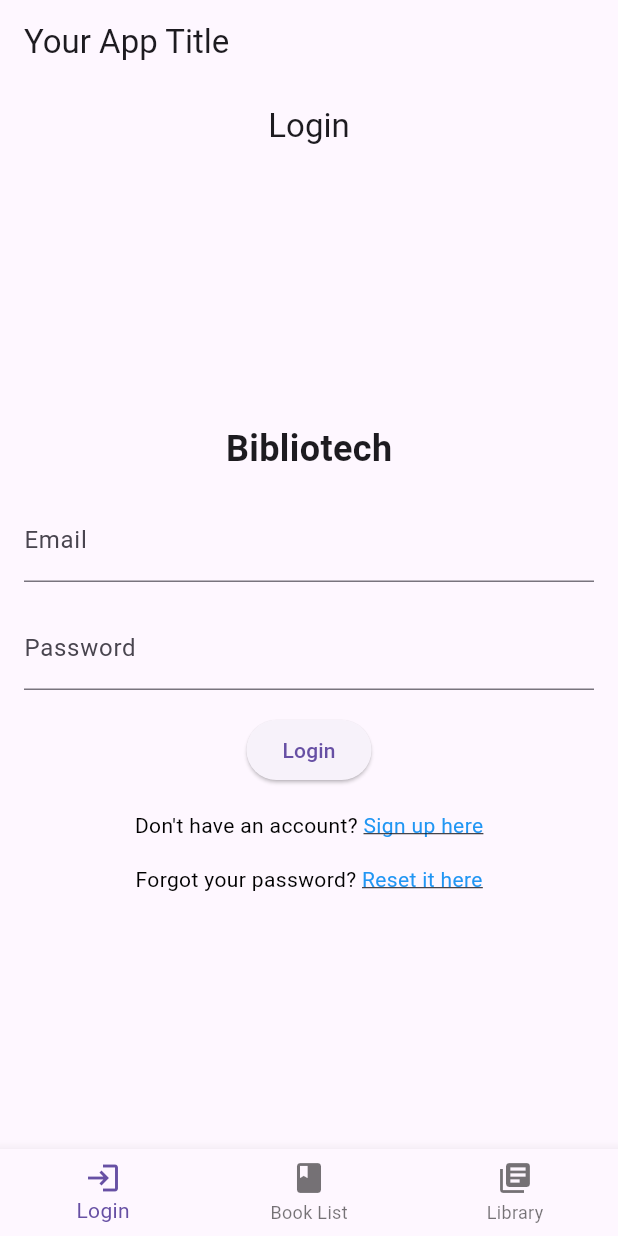
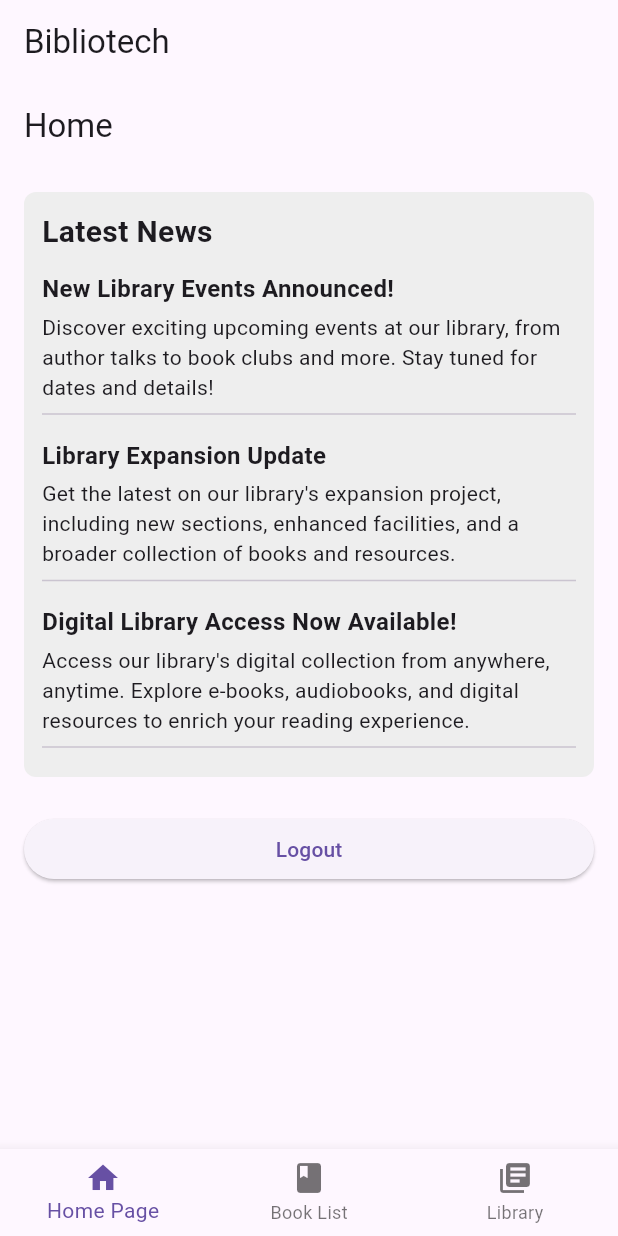
Before and after one commit to AmerKlaus/Bibliotech-, a Flutter app: the MyHomePage screen opened directly, on a phone screen of 412 x 824 dp. Run offline on Flutter 3.47's test engine with Material 3 defaults, Android fonts, the phone set to English and light mode, and no system bars; our stand-ins replace cloud_firestore, firebase_auth, firebase_core; accounts and stored records are empty; network calls fail.

Commit message:
added home page, adjusted login routing, added search functionality, and removing resevered book function

```diff
--- a/bibliotech/lib/main.dart
+++ b/bibliotech/lib/main.dart
@@ -23,7 +23,7 @@ class MyApp extends StatelessWidget {
         primarySwatch: Colors.blue,
         visualDensity: VisualDensity.adaptivePlatformDensity,
       ),
-      home: MyHomePage(),
+      home: LoginPage(),
     );
   }
 }
@@ -34,12 +34,12 @@ class MyHomePage extends StatefulWidget {
 }
 
 class _MyHomePageState extends State<MyHomePage> {
-  int _currentIndex = 0;
+  int _currentIndex = 0; // Index 1 for Book List
 
   final List<Widget> _pages = [
-    LoginPage(), // Your login page
-    BookListPage(), // Your BookList page
-    LibraryPage(), // Your Library page
+    HomePage(), // Index 0 for Home
+    BookListPage(), // Index 1 for Book List
+    LibraryPage(), // Index 2 for Library
   ];
 
   void _onItemTapped(int index) {
@@ -52,7 +52,7 @@ class _MyHomePageState extends State<MyHomePage> {
   Widget build(BuildContext context) {
     return Scaffold(
       appBar: AppBar(
-        title: Text('Your App Title'),
+        title: Text('Bibliotech'),
       ),
       body: _pages[_currentIndex],
       bottomNavigationBar: MyNavigationBar(
@@ -79,8 +79,8 @@ class MyNavigationBar extends StatelessWidget {
       onTap: onItemTapped,
       items: [
         BottomNavigationBarItem(
-          icon: Icon(Icons.login),
-          label: 'Login',
+          icon: Icon(Icons.home),
+          label: 'Home Page',
         ),
         BottomNavigationBarItem(
           icon: Icon(Icons.book),
@@ -90,6 +90,72 @@ class MyNavigationBar extends StatelessWidget {
           icon: Icon(Icons.library_books),
           label: 'Library',
         ),
+      ],
+    );
+  }
+}
+
+class HomePage extends StatelessWidget {
+  @override
+  Widget build(BuildContext context) {
+    return Scaffold(
+      appBar: AppBar(
+        title: Text('Home'),
+      ),
+      body: ListView(
+        padding: EdgeInsets.all(16.0),
+        children: [
+          // Latest News Section
+          Container(
+            padding: EdgeInsets.all(12.0),
+            decoration: BoxDecoration(
+              color: Colors.grey[200],
+              borderRadius: BorderRadius.circular(8.0),
+            ),
+            child: Column(
+              crossAxisAlignment: CrossAxisAlignment.start,
+              children: [
+                Text(
+                  'Latest News',
+                  style: TextStyle(fontSize: 20, fontWeight: FontWeight.bold),
+                ),
+                SizedBox(height: 12.0),
+                _buildNewsItem('New Library Events Announced!', 'Discover exciting upcoming events at our library, from author talks to book clubs and more. Stay tuned for dates and details!'),
+                SizedBox(height: 8.0),
+                _buildNewsItem('Library Expansion Update', "Get the latest on our library's expansion project, including new sections, enhanced facilities, and a broader collection of books and resources."),
+                SizedBox(height: 8.0),
+                _buildNewsItem('Digital Library Access Now Available!', "Access our library's digital collection from anywhere, anytime. Explore e-books, audiobooks, and digital resources to enrich your reading experience."),
+              ],
+            ),
+          ),
+          SizedBox(height: 24.0),
+          // Logout Option
+          ElevatedButton(
+            onPressed: () {
+              // Implement logout functionality here
+              Navigator.pushReplacement(
+                context,
+                MaterialPageRoute(builder: (context) => LoginPage()),
+              );
+            },
+            child: Text('Logout'),
+          ),
+        ],
+      ),
+    );
+  }
+
+  Widget _buildNewsItem(String title, String description) {
+    return Column(
+      crossAxisAlignment: CrossAxisAlignment.start,
+      children: [
+        Text(
+          title,
+          style: TextStyle(fontSize: 16, fontWeight: FontWeight.bold),
+        ),
+        SizedBox(height: 4.0),
+        Text(description),
+        Divider(),
       ],
     );
   }
@@ -332,6 +398,7 @@ class _BookListPageState extends State<BookListPage> {
       FirebaseFirestore.instance.collection('ReservedBooks');
 
   Random random = Random();
+  TextEditingController searchController = TextEditingController();
 
   Future<List<Book>> fetchRandomBooks() async {
     final response = await http.get(
@@ -444,7 +511,31 @@ class _BookListPageState extends State<BookListPage> {
       appBar: AppBar(
         title: Text('Book List'),
       ),
-      body: Padding(
+      body: Column(
+        children: [
+          Padding(
+            padding: const EdgeInsets.all(8.0),
+            child: TextField(
+              controller: searchController,
+              decoration: InputDecoration(
+                hintText: 'Search by title or author',
+                prefixIcon: Icon(Icons.search),
+                border: OutlineInputBorder(),
+              ),
+              onChanged: (value) {
+                setState(() {
+                  // Filter books based on search query
+                  futureBooks = fetchRandomBooks()
+                      .then((books) => books.where((book) =>
+                  book.title.toLowerCase().contains(value.toLowerCase()) ||
+                      book.author.toLowerCase().contains(value.toLowerCase()))
+                      .toList());
+                });
+              },
+            ),
+          ),
+          Expanded(
+            child: Padding(
               padding: const EdgeInsets.all(8.0),
               child: FutureBuilder<List<Book>>(
                 future: futureBooks,
@@ -491,6 +582,9 @@ class _BookListPageState extends State<BookListPage> {
                   }
                 },
               ),
+            ),
+          ),
+        ],
       ),
     );
   }
@@ -616,17 +710,38 @@ class LibraryPage extends StatelessWidget {
               );
 
               // Display the reserved book in a ListTile or a custom widget
-              return ListTile(
+              return Card(
+                margin: EdgeInsets.symmetric(vertical: 8.0),
+                child: ListTile(
                   leading: Image.network(reservedBook.imageURL),
                   title: Text(reservedBook.title),
                   subtitle: Text('Author: ${reservedBook.author}'),
+                  trailing: IconButton(
+                    icon: Icon(Icons.delete),
+                    onPressed: () => _removeReservedBook(document.id),
+                    // Call removeReservedBook function
+                  ),
                   // You can add more details here if needed
+                ),
               );
             }).toList(),
           );
         },
       ),
     );
+  }
+
+  Future<void> _removeReservedBook(String documentId) async {
+    try {
+      await FirebaseFirestore.instance
+          .collection('ReservedBooks')
+          .doc(documentId)
+          .delete();
+      // Show success message or perform any other action
+    } catch (e) {
+      print('Error removing reserved book: $e');
+      // Show error message or handle error as needed
+    }
   }
 }
 
```
Lines whose indentation alone changed are shown as unchanged.
